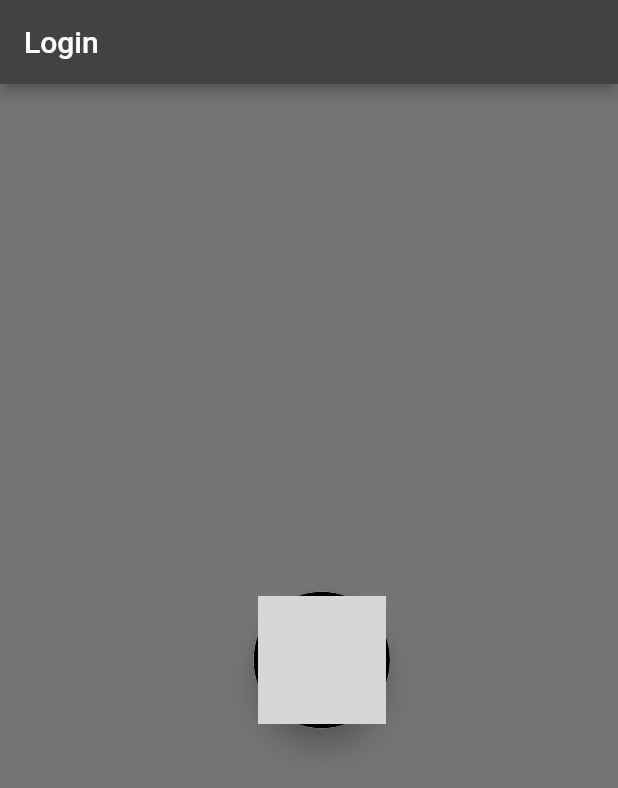
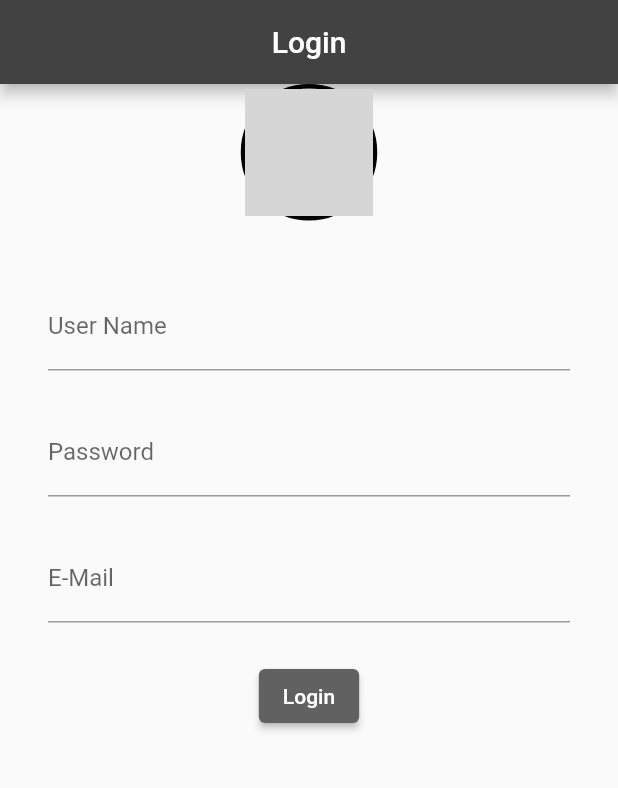
Before and after one commit to ArjunMalhotra07/Flutter_TestApp, a Flutter app: the screen it shows after launch, on a phone screen of 412 x 824 dp. Shown: the top 788 px of the screen. Run offline on Flutter 3.47's test engine with Material 2 defaults, Android fonts, the phone set to English and light mode, and no system bars; grey boxes are pictures that could not be loaded.

Commit message:
Simple Login Page

```diff
--- a/lib/main.dart
+++ b/lib/main.dart
@@ -1,6 +1,7 @@
 import 'package:flutter/material.dart';
 import 'package:flutter_catalog/pages/home_page.dart';
 import 'package:flutter_catalog/pages/loginPage.dart';
+//import 'package:email_validator/email_validator.dart';
 
 void main() => runApp(MaterialApp(
       home: MyApp(),
--- a/lib/pages/loginPage.dart
+++ b/lib/pages/loginPage.dart
@@ -3,23 +3,18 @@ import 'package:flutter/material.dart';
 class LoginPage extends StatelessWidget {
   @override
   Widget build(BuildContext context) {
-    // return Material(
-    //   child: Column(children: [Image.asset("assets/images/login.png")]),
-    // );
     return Scaffold(
       backgroundColor: Colors.grey[600],
       appBar: AppBar(
         backgroundColor: Colors.grey[800],
-        title: const Text('Login'),
+        title: const Center(child: Text('Login')),
       ),
-      body: Padding(
-        padding: const EdgeInsets.fromLTRB(25.0, 8.0, 8.0, 8.0),
-        child: Center(
-          child: Material(
-            elevation: 8,
-            shape: CircleBorder(),
-            clipBehavior: Clip.antiAliasWithSaveLayer,
-            child: InkWell(
+      body: Material(
+        elevation: 8,
+        clipBehavior: Clip.antiAliasWithSaveLayer,
+        child: Column(
+          children: [
+            InkWell(
               splashColor: Colors.black26,
               onTap: () {
                 Navigator.pushNamed(context, '/home');
@@ -37,7 +32,43 @@ class LoginPage extends StatelessWidget {
                 ),
               ),
             ),
-          ),
+            const SizedBox(height: 25),
+            Padding(
+              padding:
+                  const EdgeInsets.symmetric(vertical: 16.0, horizontal: 32.0),
+              child: Column(
+                children: [
+                  TextFormField(
+                    decoration: const InputDecoration(
+                        hintText: "Enter User Name", labelText: "User Name"),
+                  ),
+                  const SizedBox(height: 25),
+                  TextFormField(
+                    obscureText: true,
+                    decoration: const InputDecoration(
+                        hintText: "Enter Password", labelText: "Password"),
+                  ),
+                  const SizedBox(height: 25),
+                  TextFormField(
+                    obscureText: true,
+                    decoration: const InputDecoration(
+                        hintText: "Enter E-Mail", labelText: "E-Mail"),
+                  ),
+                  const SizedBox(height: 25),
+                  ElevatedButton(
+                    onPressed: () {
+                      print("Successful Login");
+                    },
+                    child: Text("Login"),
+                    style: ElevatedButton.styleFrom(
+                      primary: Colors.grey[700], // background
+                      onPrimary: Colors.white, // foreground
+                    ),
+                  ),
+                ],
+              ),
+            ),
+          ],
         ),
       ),
     );
```
Also changed, not shown: lib/pages/home_page.dart (+28 -7 lines).
